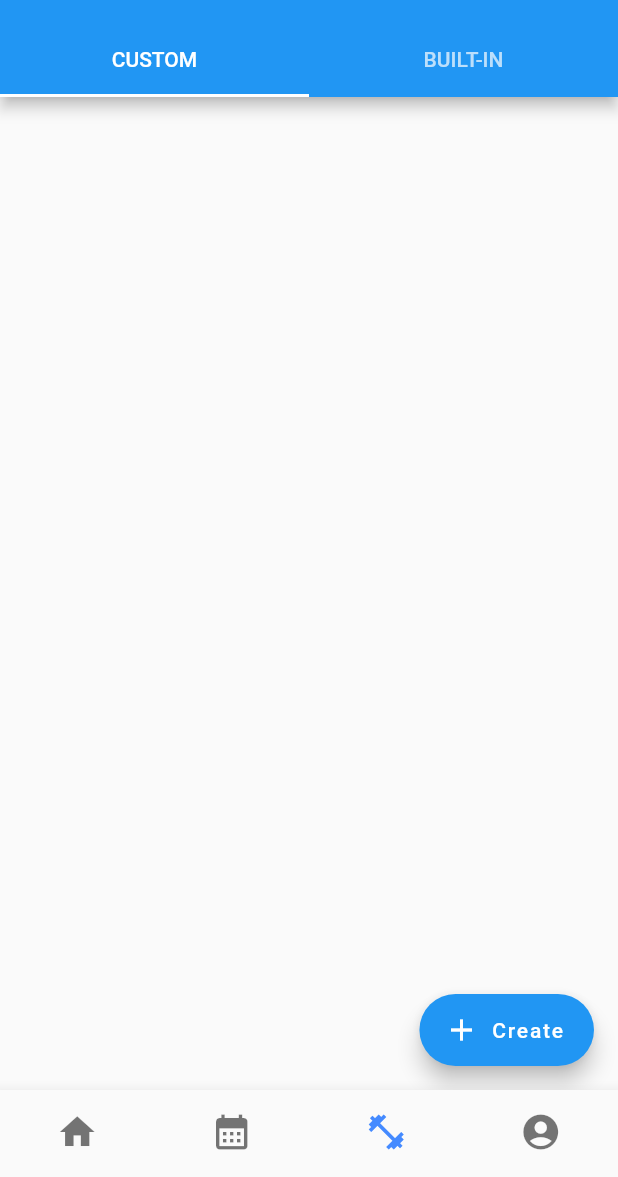
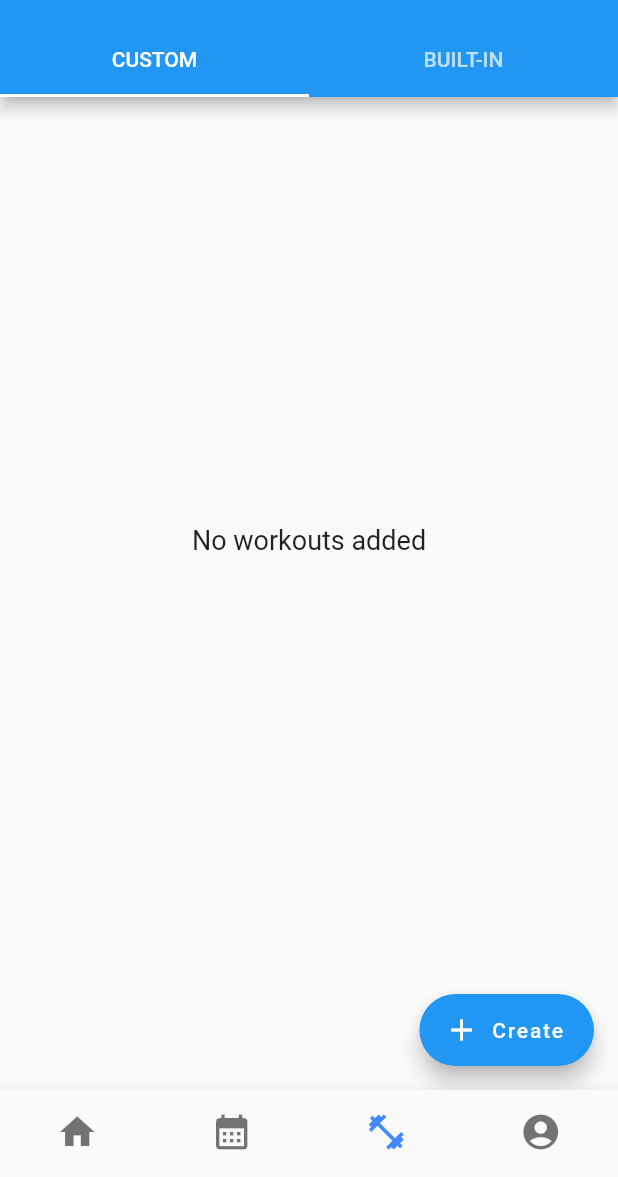
Before and after one commit to EmilsLipsans/sets_and_reps, a Flutter app: the screen it shows once a user with an empty profile is signed in, item 3 of the bottom bar chosen, on a phone screen of 412 x 824 dp, the part 59-1236 px from its top. Run offline on Flutter 3.47's test engine with Material 2 defaults, Android fonts, the phone set to English and light mode, and no system bars; our stand-ins replace auth_buttons, cloud_firestore, dropdown_button2, firebase_auth, firebase_core, google_fonts and 4 more; missing offline and left inert: firebase_ui_auth, quantity_input; accounts and stored records are empty.

Commit message:
Add default workouts

```diff
--- a/lib/main.dart
+++ b/lib/main.dart
@@ -205,6 +205,14 @@ class ApplicationState extends ChangeNotifier {
     return _loggedIn;
   }
 
+  StreamSubscription<QuerySnapshot>? _defaultWorkoutListSubscription;
+  List<Workout> _defaultWorkoutList = [];
+  List<Workout> get defaultWorkoutList => _defaultWorkoutList;
+
+  StreamSubscription<QuerySnapshot>? _defaultExerciseListSubscription;
+  List<Exrecises> _defaultExerciseList = [];
+  List<Exrecises> get defaultExerciseList => _defaultExerciseList;
+
   StreamSubscription<QuerySnapshot>? _exreciseListSubscription;
   List<Exrecises> _exreciseList = [];
   List<Exrecises> get exreciseList => _exreciseList;
@@ -239,8 +247,11 @@ class ApplicationState extends ChangeNotifier {
         _loggedIn = true;
 
         loadWorkouts(user);
+        loadBuiltInExercises(user);
+        loadBuiltInWorkouts(user);
         loadWorkoutRecords(user);
         loadLastWorkoutRecord(user);
+
         _exreciseListSubscription = FirebaseFirestore.instance
             .collection('exerices')
             .where('userId', isEqualTo: user.uid)
@@ -266,10 +277,59 @@ class ApplicationState extends ChangeNotifier {
         _exreciseList = [];
         _workoutList = [];
         _latestWorkoutRecordList = [];
+        _defaultExerciseList = [];
         _exreciseListSubscription?.cancel();
         _workoutListSubscription?.cancel();
         _workoutRecordListSubscription?.cancel();
         _lastWorkoutRecordSubscription?.cancel();
+        _defaultWorkoutListSubscription?.cancel();
+        _defaultExerciseListSubscription?.cancel();
+      }
+      notifyListeners();
+    });
+  }
+
+  loadBuiltInWorkouts(user) {
+    _defaultWorkoutListSubscription = FirebaseFirestore.instance
+        .collection('workouts')
+        .where('userId', isEqualTo: "FtQLhdbcPsZxhKNtFGc1SOUdehy2")
+        .orderBy('timestamp', descending: true)
+        .snapshots()
+        .listen((snapshot) {
+      _defaultWorkoutList = [];
+      for (final document in snapshot.docs) {
+        _defaultWorkoutList.add(
+          Workout(
+            docID: document.id,
+            exerciseRef:
+                document.data()['exerciseRef'].cast<String>() as List<String>,
+            name: document.data()['name'] as String,
+            favorite: document.data()['favorite'] as bool,
+          ),
+        );
+      }
+      notifyListeners();
+    });
+  }
+
+  loadBuiltInExercises(user) {
+    _defaultExerciseListSubscription = FirebaseFirestore.instance
+        .collection('exercises')
+        .where('userId', isEqualTo: "FtQLhdbcPsZxhKNtFGc1SOUdehy2")
+        .orderBy('name', descending: true)
+        .snapshots()
+        .listen((snapshot) {
+      _defaultExerciseList = [];
+      for (final document in snapshot.docs) {
+        _defaultExerciseList.add(
+          Exrecises(
+            docID: document.id,
+            name: document.data()['name'] as String,
+            description: document.data()['description'] as String,
+            url: document.data()['url'] as String,
+            category: document.data()['category'] as int,
+          ),
+        );
       }
       notifyListeners();
     });
@@ -376,12 +436,20 @@ class ApplicationState extends ChangeNotifier {
                     document.data()['timestamp'])) ==
                 DateFormat.MMMd()
                     .format(DateTime.fromMillisecondsSinceEpoch(eventDate)) ||
-            snapshot.docs.indexOf(document) == 0) {
+            eventDate == 0) {
           daysEvents.add(Event(
               workoutName(document.data()['workoutID'], workoutList),
               List.from(recordedExerciseList),
               document.id));
           eventDate = document.data()['timestamp'];
+          if (snapshot.docs.length == 1) {
+            _workoutRecordList.add(
+              CalendarEvent(
+                eventDate,
+                List.from(daysEvents),
+              ),
+            );
+          }
         } else {
           _workoutRecordList.add(
             CalendarEvent(
@@ -400,7 +468,6 @@ class ApplicationState extends ChangeNotifier {
         recordedExerciseList.clear();
       }
       kEvents.clear();
-
       var _kEventSource = Map.fromIterable(_workoutRecordList,
           key: (item) => DateTime.fromMillisecondsSinceEpoch(item.eventDate),
           value: (item) => item.eventList as List<Event>);
--- a/lib/pages/exercise_create.dart
+++ b/lib/pages/exercise_create.dart
@@ -65,6 +65,7 @@ class _NewExerciseState extends State<NewExercise> {
     'Glutes',
     'Hamstrings',
     'Quads',
+    'Shoulders',
     'Triceps',
     'Other',
   ];
--- a/lib/pages/workout_exercises.dart
+++ b/lib/pages/workout_exercises.dart
@@ -81,7 +81,7 @@ class _WorkoutExercisesRouteState extends State<WorkoutExercisesRoute> {
       );
   Widget noList() {
     return Center(
-      child: Paragraph('No Exercises Added'),
+      child: Paragraph('No exercises added'),
     );
   }
 
--- a/lib/pages/workouts.dart
+++ b/lib/pages/workouts.dart
@@ -58,7 +58,7 @@ class _MyTabbedPageState extends State<WorkoutsPage>
                 children: [
                   Expanded(
                     child: WorkoutPageSecond(
-                      workouts: appState.workoutList,
+                      workouts: appState.defaultWorkoutList,
                       exercises: appState.exreciseList,
                     ),
                   ),
@@ -149,7 +149,9 @@ class _WorkoutState extends State<WorkoutPage> {
           children: [
             Expanded(
               flex: 9,
-              child: workoutCardList(widget.workouts),
+              child: widget.workouts.length != 0
+                  ? workoutCardList(widget.workouts)
+                  : Center(child: Paragraph('No workouts added')),
             ),
             Spacer(),
           ],
@@ -298,7 +300,11 @@ class _WorkoutPageSecondState extends State<WorkoutPageSecond> {
                 title: Text('${workout.name}'),
                 leading: SizedBox(),
                 trailing: PopupMenuButton(
-                  onSelected: (value) {},
+                  onSelected: (value) {
+                    if (value == 0)
+                      showWorkoutDetails(context, workout,
+                          updateList(workout, widget.exercises));
+                  },
                   shape: RoundedRectangleBorder(
                     borderRadius: BorderRadius.all(
                       Radius.circular(8.0),
--- a/lib/utils/nameLists.dart
+++ b/lib/utils/nameLists.dart
@@ -29,6 +29,7 @@ List<String> workoutNames(recordedWorkouts, workouts) {
         list.add('[Deleted]');
       }
     }
+    if (workouts.length == 0) list.add('[Deleted]');
   }
   return list;
 }
--- a/lib/utils/showDialog.dart
+++ b/lib/utils/showDialog.dart
@@ -13,6 +13,7 @@ const List<String> items = [
   'Glutes',
   'Hamstrings',
   'Quads',
+  'Shoulders',
   'Triceps',
   'Other',
 ];
```
Also changed, not shown: lib/pages/exercise_update.dart (+10 -2 lines), lib/pages/workout_create.dart (+56 -3 lines), lib/pages/workout_start.dart (+17 -7 lines).
